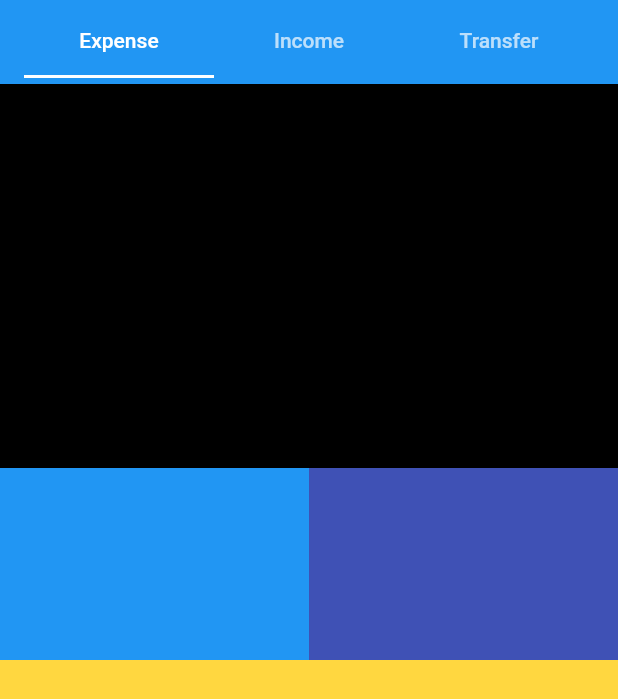
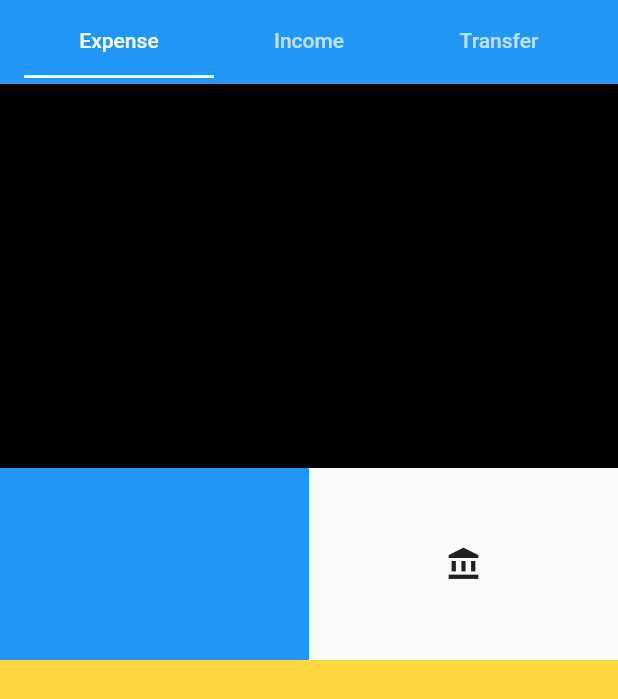
Before and after one commit to Grigoriym/flutter_wallet_app, a Flutter app: the MainPageViewPage screen opened directly, on a phone screen of 412 x 824 dp. Shown: the top 699 px of the screen. Run offline on Flutter 3.47's test engine with Material 2 defaults, Android fonts, the phone set to English and light mode, and no system bars; our stand-ins replace sqflite; accounts and stored records are empty; network calls fail.

Commit message:
some small fixes

```diff
--- a/lib/main.dart
+++ b/lib/main.dart
@@ -1,6 +1,6 @@
 import 'package:flutter/material.dart';
 import 'package:flutter_wallet_app/src/ui/botton_navigation/bottom_navigation_holder.dart';
-import 'src/utils/field_constants.dart';
+import 'package:flutter_wallet_app/src/utils/field_constants.dart';
 
 void main() => runApp(FlutterWalletApp());
 
--- a/lib/src/ui/pages/accounts_page.dart
+++ b/lib/src/ui/pages/accounts_page.dart
@@ -1,6 +1,6 @@
 import 'package:flutter/material.dart';
 
-import '../../models/record_model.dart';
+import 'package:flutter_wallet_app/src/models/record_model.dart';
 import 'package:flutter_wallet_app/src/db/db_helper.dart';
 
 class AccountsPage extends StatefulWidget {
--- a/lib/src/ui/pages/record_view_pager/main_page_view_page.dart
+++ b/lib/src/ui/pages/record_view_pager/main_page_view_page.dart
@@ -1,5 +1,7 @@
 import 'package:flutter/material.dart';
 import 'add_record_choose_category_page.dart';
+import 'package:flutter_wallet_app/src/models/record_model.dart';
+import 'package:flutter_wallet_app/src/db/db_helper.dart';
 
 class MainPageViewPage extends StatefulWidget {
   _MainPageViewPageState createState() => _MainPageViewPageState();
@@ -34,6 +36,8 @@ class _MainPageViewPageState extends State<MainPageViewPage>
   }
 
   Widget generalWidgetForTabViews(int tabPosition) {
+    final dbHelper = DbHelper.instance;
+
     return Column(
       children: <Widget>[
         Expanded(
@@ -62,10 +66,18 @@ class _MainPageViewPageState extends State<MainPageViewPage>
                       ),
                     );
                   },
-                child: Container(
-                  color: Colors.indigo,
+                  child: FutureBuilder<List<RecordModel>>(
+                    future: dbHelper.getRecords(),
+                    builder: (context, snapshot) {
+                      if (!snapshot.hasData)
+                        return Center(
+                          child: CircularProgressIndicator(),
+                        );
+                      return Icon(Icons.account_balance);
+                    },
                   ),
-              ))
+                ),
+              ),
             ],
           ),
         ),
--- a/lib/src/ui/pages/statistics_page.dart
+++ b/lib/src/ui/pages/statistics_page.dart
@@ -1,7 +1,6 @@
 import 'package:flutter/cupertino.dart';
 import 'package:flutter/material.dart';
-
-import '../../models/ui/statistics_model.dart';
+import 'package:flutter_wallet_app/src/models/ui/statistics_model.dart';
 
 class StatisticsPage extends StatefulWidget {
   _StatisticsPageState createState() => _StatisticsPageState();
```
Also changed, not shown: pubspec.yaml (+0 -51 lines). Lines whose indentation alone changed are shown as unchanged.
